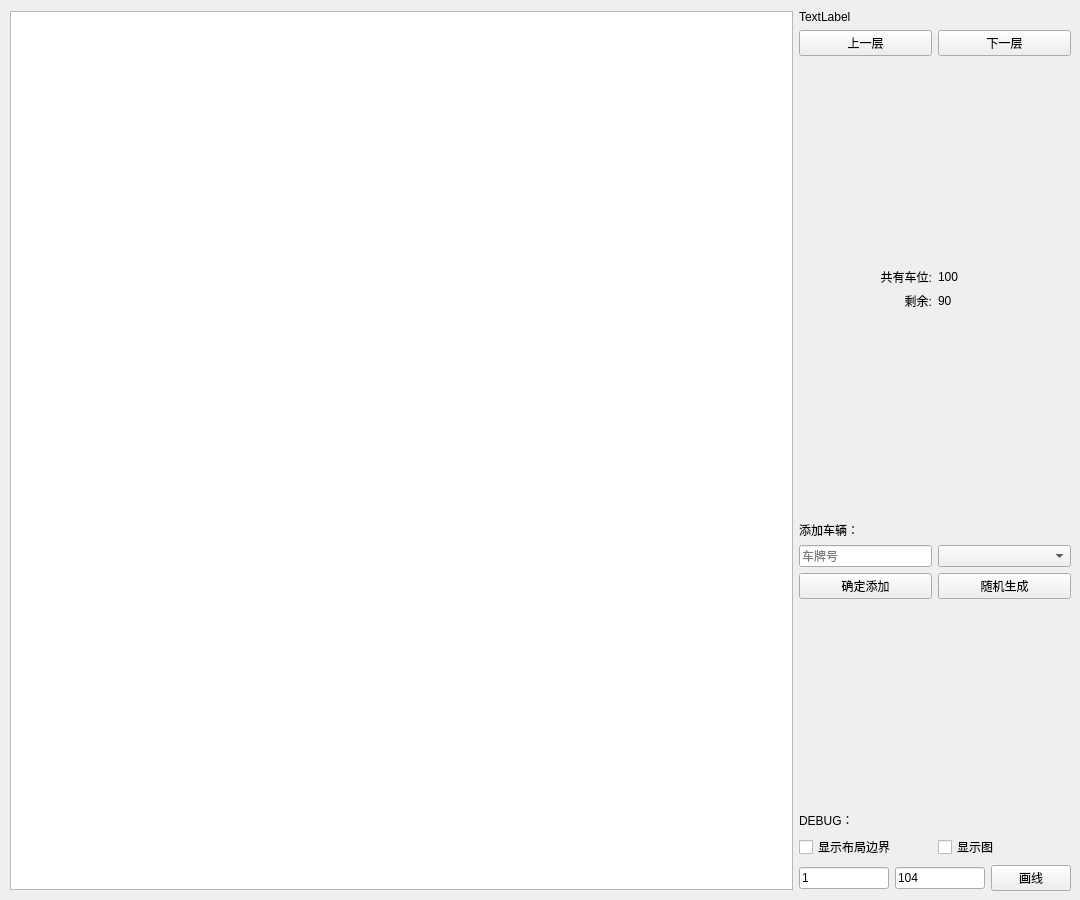
Above: monitor.ui from w-mj/DataStructureProject before the change. Below: the same form after it.
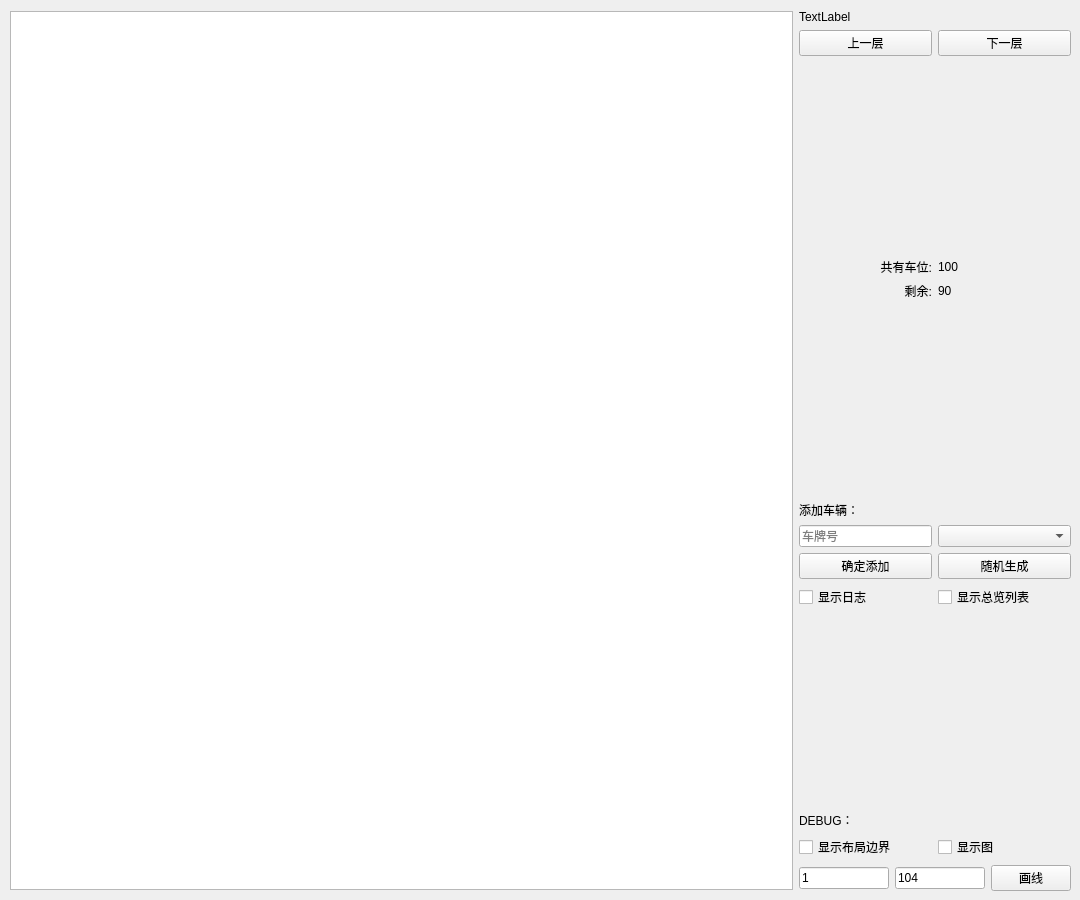
That is the form after the change.

Commit message: 日志窗口

Patch:
```diff
--- a/monitor.ui
+++ b/monitor.ui
@@ -67,7 +67,7 @@
      </widget>
     </item>
     <item>
-     <layout class="QVBoxLayout" name="verticalLayout" stretch="0,0,0,0,0,0,0,0,0,0,0,0,0">
+     <layout class="QVBoxLayout" name="verticalLayout" stretch="0,0,0,0,0,0,0,0,0,0,0,0,0,0">
       <property name="sizeConstraint">
        <enum>QLayout::SetDefaultConstraint</enum>
       </property>
@@ -230,6 +230,24 @@
         </item>
        </layout>
       </item>
+      <item>
+       <layout class="QHBoxLayout" name="horizontalLayout_8">
+        <item>
+         <widget class="QCheckBox" name="showLog">
+          <property name="text">
+           <string>显示日志</string>
+          </property>
+         </widget>
+        </item>
+        <item>
+         <widget class="QCheckBox" name="showList">
+          <property name="text">
+           <string>显示总览列表</string>
+          </property>
+         </widget>
+        </item>
+       </layout>
+      </item>
       <item>
        <spacer name="verticalSpacer_4">
         <property name="orientation">
```
The commit also changes 13 other files.
